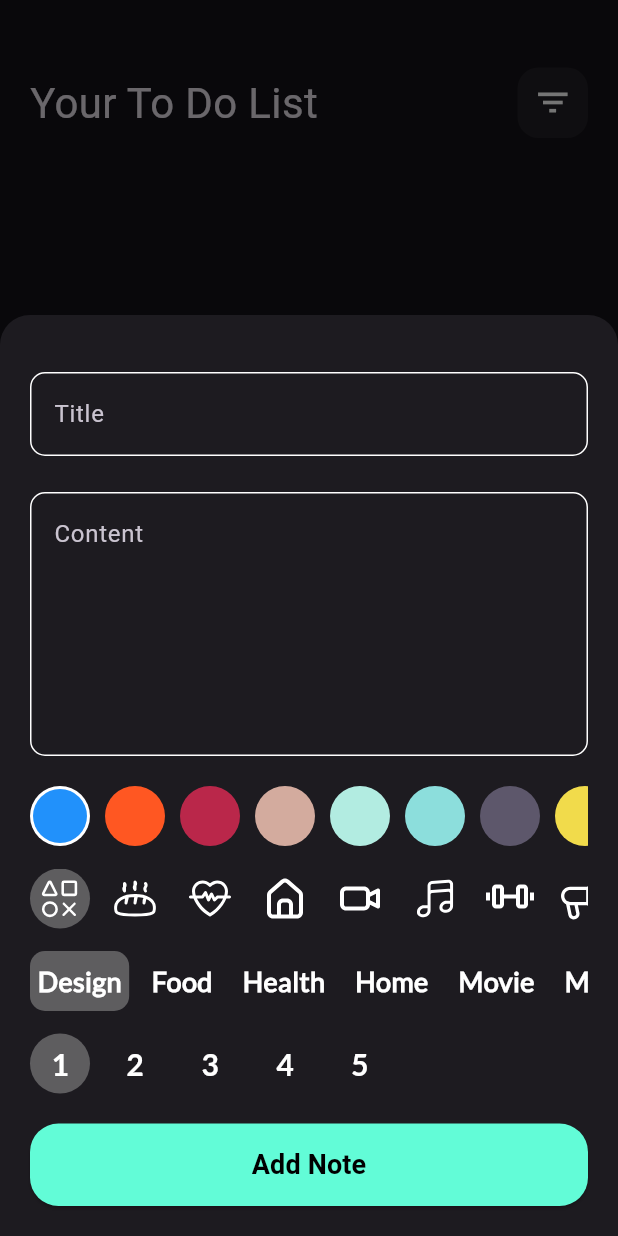
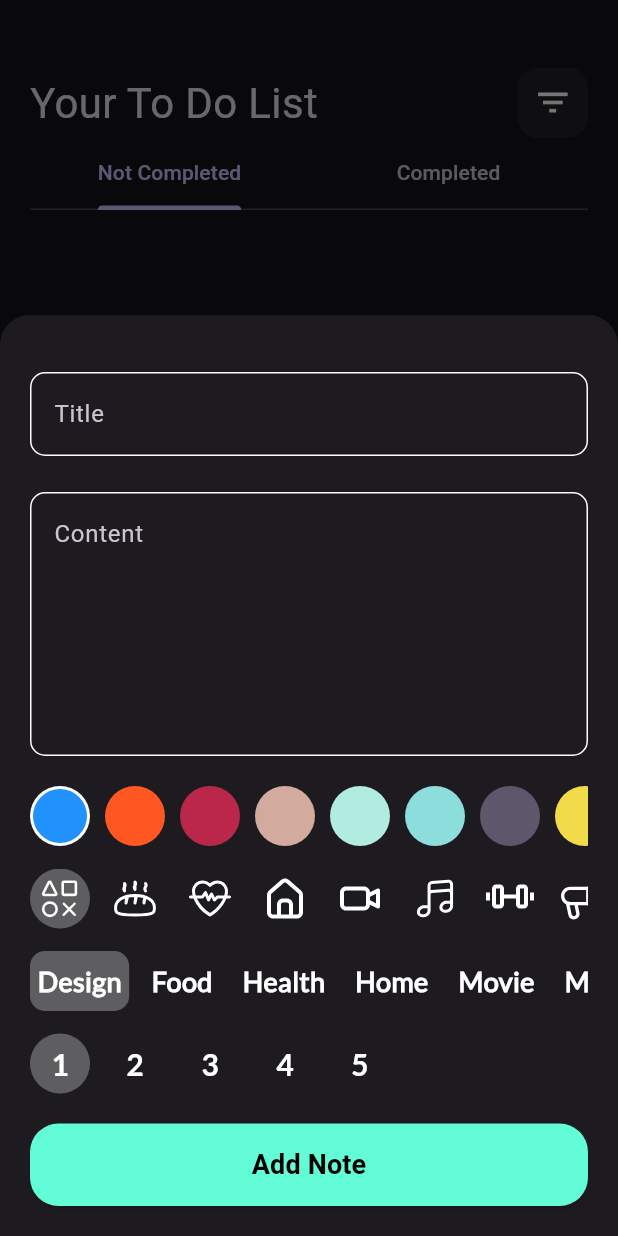
Before and after one commit to OmarAmeer96/ToDo-App, a Flutter app: the screen it shows after launch, after a tap on the "add" icon, on a phone screen of 412 x 824 dp. Run offline on Flutter 3.47's test engine with Material 3 defaults, Android fonts, the phone set to English and light mode, and no system bars; our stand-ins replace animated_splash_screen, flutter_bloc, flutter_svg, font_awesome_flutter, hive, hive_flutter and 2 more; accounts and stored records are empty; Roboto replaces fonts that are missing (Poppins-Medium).

Commit message:
Filtering based on notes completed or not done.

```diff
--- a/lib/features/note/data/models/note_model.dart
+++ b/lib/features/note/data/models/note_model.dart
@@ -18,6 +18,8 @@ class NoteModel extends HiveObject {
   int color;
   @HiveField(6)
   int priority;
+  @HiveField(7)
+  bool completed;
 
   NoteModel({
     required this.title,
@@ -27,5 +29,6 @@ class NoteModel extends HiveObject {
     required this.categoryIcon,
     required this.color,
     required this.priority,
+    required this.completed,
   });
 }
--- a/lib/features/note/presentation/manager/add_note_cubit/add_note_cubit.dart
+++ b/lib/features/note/presentation/manager/add_note_cubit/add_note_cubit.dart
@@ -15,12 +15,14 @@ class AddNoteCubit extends Cubit<AddNoteState> {
   String categoryIcon = "assets/svg/design.svg";
   int priority = 1;
   String category = "Design";
+  bool isCompleted = false;
   // Method to add notes in the HIVE database
   addNote(NoteModel note) async {
     note.color = color.value;
     note.categoryIcon = categoryIcon;
     note.priority = priority;
     note.category = category;
+    note.completed = isCompleted;
     isLoading = true;
     emit(AddNoteLoading());
     try {
--- a/lib/features/note/presentation/views/notes_view.dart
+++ b/lib/features/note/presentation/views/notes_view.dart
@@ -28,7 +28,7 @@ class NotesView extends StatelessWidget {
           Icons.add,
         ),
       ),
-      body: const NotesViewBody(),
+      body:  const NotesViewBody(),
     );
   }
 }
--- a/lib/features/note/presentation/views/widgets/add_note_form.dart
+++ b/lib/features/note/presentation/views/widgets/add_note_form.dart
@@ -72,6 +72,7 @@ class _AddNoteFormState extends State<AddNoteForm> {
               if (formKey.currentState!.validate()) {
                 formKey.currentState!.save();
                 var noteModel = NoteModel(
+                  completed: false,
                   category: 'Design',
                   categoryIcon: 'assets/svg/design.svg',
                   priority: 1,
--- a/lib/features/note/presentation/views/widgets/notes_list_view.dart
+++ b/lib/features/note/presentation/views/widgets/not_completed_notes_list_view.dart
@@ -4,8 +4,8 @@ import 'package:todo_app/features/note/presentation/manager/notes_cubit/notes_cu
 import 'package:todo_app/features/note/data/models/note_model.dart';
 import 'package:todo_app/features/note/presentation/views/widgets/note_item.dart';
 
-class NotesListView extends StatelessWidget {
-  const NotesListView({super.key});
+class NotCmpletedNotesListView extends StatelessWidget {
+  const NotCmpletedNotesListView({super.key});
 
   @override
   Widget build(BuildContext context) {
@@ -22,12 +22,14 @@ class NotesListView extends StatelessWidget {
             physics: const BouncingScrollPhysics(),
             itemCount: notes.length,
             itemBuilder: (context, index) {
-              return Padding(
-                padding: const EdgeInsets.only(bottom: 10),
-                child: NoteItem(
-                  note: notes[index],
-                ),
-              );
+              return notes[index].completed == false
+                  ? Padding(
+                      padding: const EdgeInsets.only(bottom: 10),
+                      child: NoteItem(
+                        note: notes[index],
+                      ),
+                    )
+                  : const SizedBox.shrink();
             },
           ),
         );
--- a/lib/features/note/presentation/views/widgets/notes_view_body.dart
+++ b/lib/features/note/presentation/views/widgets/notes_view_body.dart
@@ -1,6 +1,7 @@
 import 'package:flutter/material.dart';
 import 'package:flutter_bloc/flutter_bloc.dart';
-import 'package:todo_app/features/note/presentation/views/widgets/notes_list_view.dart';
+import 'package:todo_app/features/note/presentation/views/widgets/completed_notes_list_view.dart';
+import 'package:todo_app/features/note/presentation/views/widgets/not_completed_notes_list_view.dart';
 import '../../manager/notes_cubit/notes_cubit.dart';
 import 'custom_app_bar.dart';
 
@@ -11,11 +12,21 @@ class NotesViewBody extends StatefulWidget {
   State<NotesViewBody> createState() => _NotesViewBodyState();
 }
 
-class _NotesViewBodyState extends State<NotesViewBody> {
+class _NotesViewBodyState extends State<NotesViewBody>
+    with SingleTickerProviderStateMixin {
+  late TabController _tabController;
+
   @override
   void initState() {
+    super.initState();
+    _tabController = TabController(length: 2, vsync: this);
     BlocProvider.of<NotesCubit>(context).fetchAllNotes();
-    super.initState();
+  }
+
+  @override
+  void dispose() {
+    _tabController.dispose();
+    super.dispose();
   }
 
   @override
@@ -29,8 +40,21 @@ class _NotesViewBodyState extends State<NotesViewBody> {
             icon: Icons.filter_list,
             title: "Your To Do List",
           ),
-          const Expanded(
-            child: NotesListView(),
+          TabBar(
+            controller: _tabController,
+            tabs: const [
+              Tab(text: 'Not Completed'),
+              Tab(text: 'Completed'),
+            ],
+          ),
+          Expanded(
+            child: TabBarView(
+              controller: _tabController,
+              children: const [
+                NotCmpletedNotesListView(),
+                CmpletedNotesListView(),
+              ],
+            ),
           ),
         ],
       ),
```
Also changed, not shown: lib/features/note/presentation/views/widgets/completed_notes_list_view.dart (added, +39 -0 lines), lib/features/note/presentation/views/widgets/note_item.dart (+39 -6 lines), lib/features/note/data/models/note_model.g.dart.
